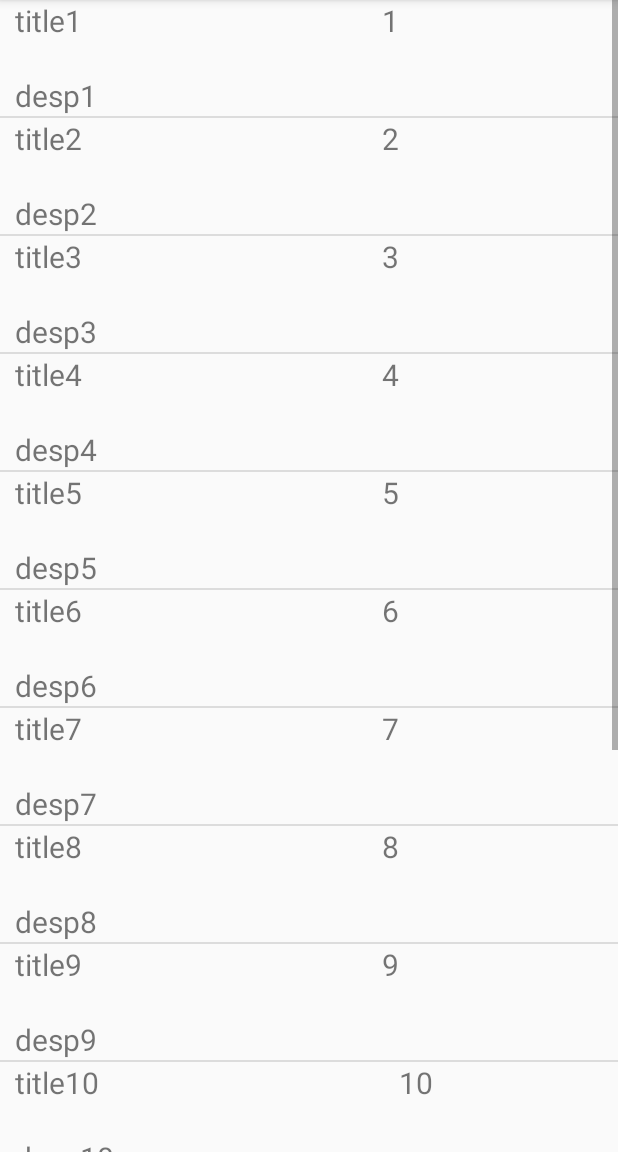
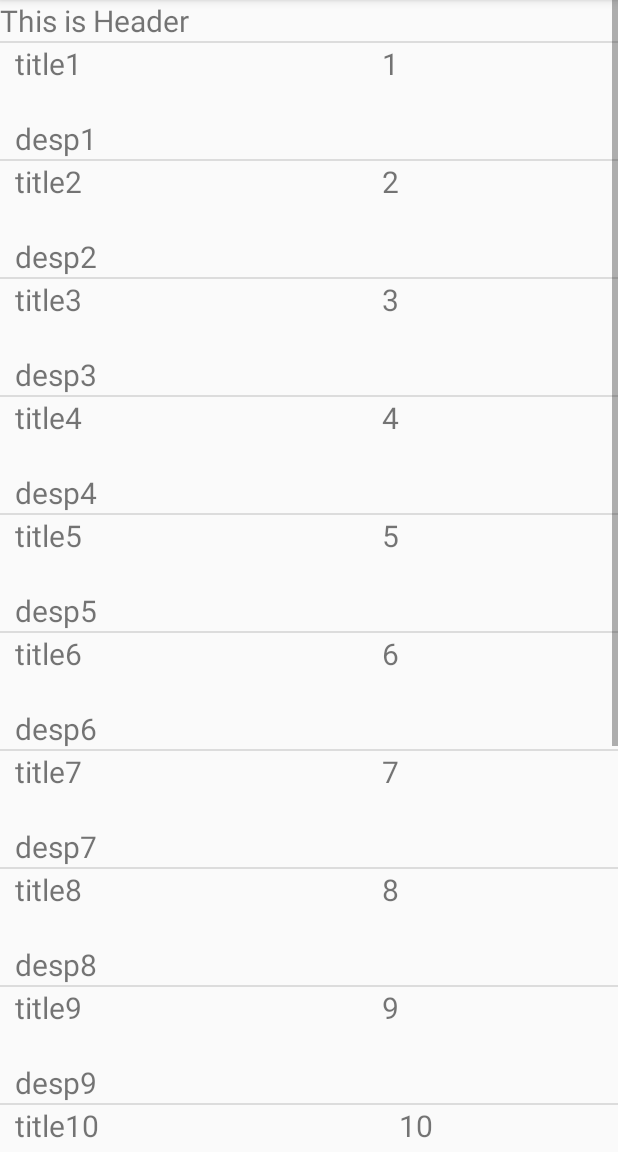
Before and after one commit to iiiuuu/ThreadTest, an Android app: the ListActivity screen opened directly, with no data from a screen before it, on a phone screen of 412 x 824 dp, the part 84-1236 px from its top. Run offline under Robolectric (Android 15) with nearby library versions, the phone set to English and light mode, and no system bars; our stand-ins replace ButterKnife.

Commit message:
add multiple view

```diff
--- a/app/src/main/java/com/example/recyclerview/Data.java
+++ b/app/src/main/java/com/example/recyclerview/Data.java
@@ -5,19 +5,30 @@ import java.util.stream.Collectors;
 import java.util.stream.IntStream;
 
 public class Data {
+    public static final int TYPE_ITEM = 0;
+    public static final int TYPE_HEADER = 1;
+    public int type;
     public String title;
     public String description;
     public int number;
 
-    public Data(String title, String description, int number) {
+
+    public Data(int type, String title, String description, int number) {
+        this.type = type;
         this.title = title;
         this.description = description;
         this.number = number;
     }
 
     public static List<Data> getDataList(int size) {
-        return IntStream.rangeClosed(1, size)
-                .mapToObj(i -> new Data("title" + i, "desp" + i, i))
+        return IntStream.rangeClosed(0, size)
+                .mapToObj(i -> {
+                    if (i == 0) {
+                        return new Data(TYPE_HEADER, "This is Header", "desp" + i, i);
+                    } else {
+                        return new Data(TYPE_ITEM, "title" + i, "desp" + i, i);
+                    }
+                })
                 .collect(Collectors.toList());
     }
 }
--- a/app/src/main/java/com/example/recyclerview/MyAdapter.java
+++ b/app/src/main/java/com/example/recyclerview/MyAdapter.java
@@ -1,18 +1,17 @@
 package com.example.recyclerview;
 
 import android.view.LayoutInflater;
+import android.view.View;
 import android.view.ViewGroup;
+import android.widget.TextView;
 
 import androidx.annotation.NonNull;
 import androidx.recyclerview.widget.RecyclerView;
 
-import android.view.View;
-import android.widget.TextView;
-
 import java.util.List;
 
 
-public class MyAdapter extends RecyclerView.Adapter<MyAdapter.MyViewHolder> {
+public class MyAdapter extends RecyclerView.Adapter {
     List<Data> dataList;
 
     public MyAdapter(List<Data> dataList) {
@@ -21,18 +20,39 @@ public class MyAdapter extends RecyclerView.Adapter<MyAdapter.MyViewHolder> {
 
     @NonNull
     @Override
-    public MyViewHolder onCreateViewHolder(@NonNull ViewGroup parent, int viewType) {
-        View v = (View) LayoutInflater.from(parent.getContext())
-                .inflate(R.layout.line_view, parent, false);
-        MyViewHolder vh = new MyViewHolder(v);
-        return vh;
+    public RecyclerView.ViewHolder onCreateViewHolder(@NonNull ViewGroup parent, int viewType) {
+        View v;
+        switch (viewType) {
+            case Data.TYPE_HEADER:
+                v = (View) LayoutInflater.from(parent.getContext())
+                        .inflate(R.layout.head_bar, parent, false);
+                return new HeaderTextViewHolder(v);
+            case Data.TYPE_ITEM:
+                v = (View) LayoutInflater.from(parent.getContext())
+                        .inflate(R.layout.line_view, parent, false);
+                return new TextViewHolder(v);
+        }
+        return null;
     }
 
     @Override
-    public void onBindViewHolder(@NonNull MyViewHolder holder, int position) {
-        holder.title.setText(dataList.get(position).title);
-        holder.number.setText(String.valueOf(dataList.get(position).number));
-        holder.description.setText(dataList.get(position).description);
+    public int getItemViewType(int position) {
+        return dataList.get(position).type;
+    }
+
+    @Override
+    public void onBindViewHolder(@NonNull RecyclerView.ViewHolder holder, int position) {
+        switch (dataList.get(position).type) {
+            case Data.TYPE_HEADER:
+                ((HeaderTextViewHolder) holder).headerText.setText(dataList.get(position).title);
+                break;
+            case Data.TYPE_ITEM:
+                ((TextViewHolder) holder).title.setText(dataList.get(position).title);
+                ((TextViewHolder) holder).number.setText(String.valueOf(dataList.get(position).number));
+                ((TextViewHolder) holder).description.setText(dataList.get(position).description);
+                break;
+        }
+
     }
 
     @Override
@@ -40,13 +60,13 @@ public class MyAdapter extends RecyclerView.Adapter<MyAdapter.MyViewHolder> {
         return dataList.size();
     }
 
-    public static class MyViewHolder extends RecyclerView.ViewHolder {
+    public static class TextViewHolder extends RecyclerView.ViewHolder {
         public View view;
         public TextView title;
         public TextView number;
         public TextView description;
 
-        public MyViewHolder(View v) {
+        public TextViewHolder(View v) {
             super(v);
             view = v;
             title = view.findViewById(R.id.title);
@@ -55,4 +75,15 @@ public class MyAdapter extends RecyclerView.Adapter<MyAdapter.MyViewHolder> {
         }
     }
 
+    public static class HeaderTextViewHolder extends RecyclerView.ViewHolder {
+        public View view;
+        public TextView headerText;
+
+        public HeaderTextViewHolder(@NonNull View itemView) {
+            super(itemView);
+            view = itemView;
+            headerText = view.findViewById(R.id.header_text);
+        }
+    }
+
 }
--- /dev/null
+++ b/app/src/main/res/layout/head_bar.xml
@@ -0,0 +1,18 @@
+<?xml version="1.0" encoding="utf-8"?>
+<androidx.constraintlayout.widget.ConstraintLayout xmlns:android="http://schemas.android.com/apk/res/android"
+    xmlns:app="http://schemas.android.com/apk/res-auto"
+    android:layout_width="wrap_content"
+    android:layout_height="wrap_content"
+    android:layout_gravity="center_horizontal">
+
+    <TextView
+        android:id="@+id/header_text"
+        android:layout_width="wrap_content"
+        android:layout_height="wrap_content"
+        android:textSize="20sp"
+        app:layout_constraintBottom_toBottomOf="parent"
+        app:layout_constraintLeft_toLeftOf="parent"
+        app:layout_constraintRight_toRightOf="parent"
+        app:layout_constraintTop_toTopOf="parent" />
+
+</androidx.constraintlayout.widget.ConstraintLayout>
```
